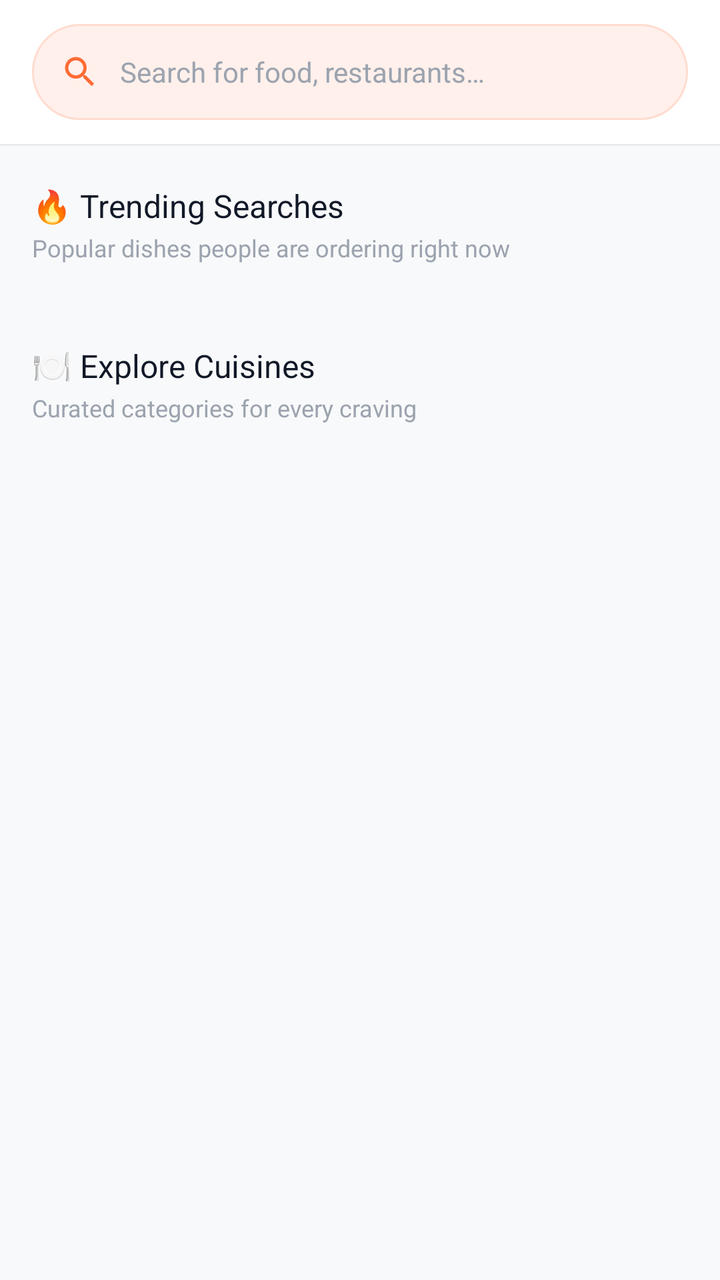
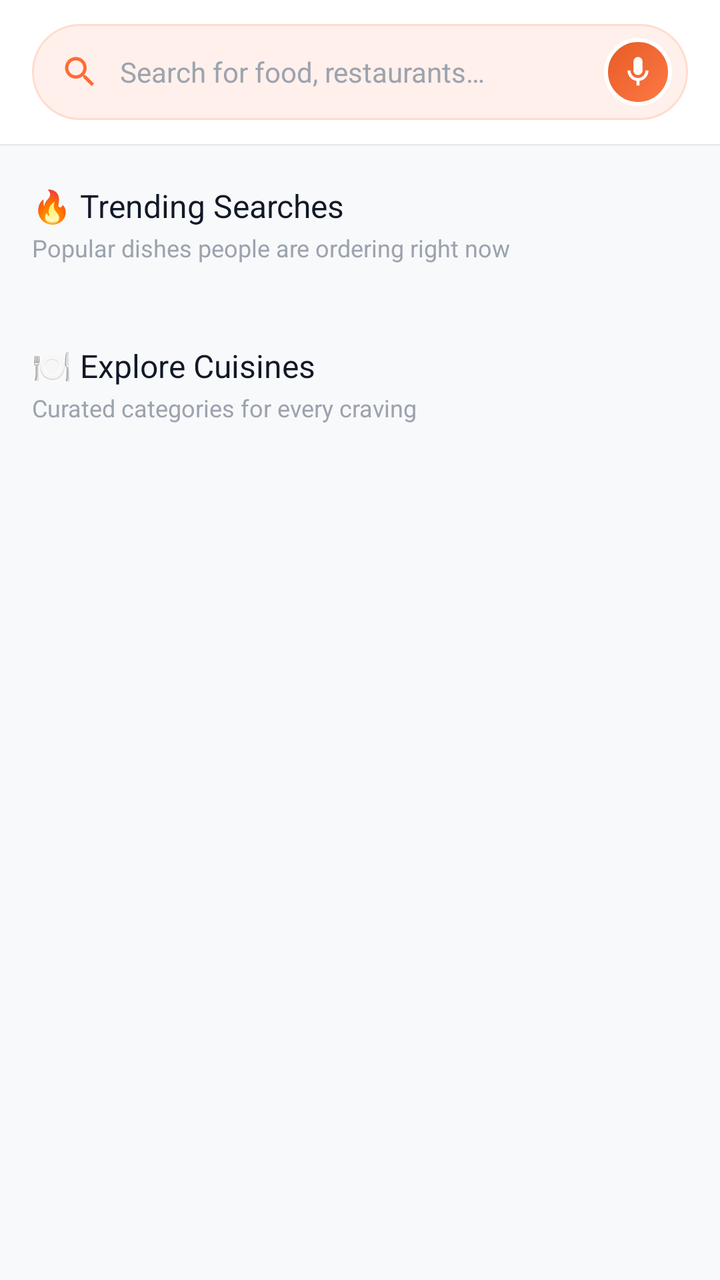

Compare the two renders of this Android layout. The source of the first and the diff that turns it into the second are given below.
<!-- AndroidManifest.xml: application theme Theme.AKRHunger -->
<!-- res/layout/fragment_search.xml -->
<?xml version="1.0" encoding="utf-8"?>
<LinearLayout xmlns:android="http://schemas.android.com/apk/res/android"
    xmlns:app="http://schemas.android.com/apk/res-auto"
    android:layout_width="match_parent"
    android:layout_height="match_parent"
    android:background="@color/background"
    android:orientation="vertical">

    
    <LinearLayout
        android:layout_width="match_parent"
        android:layout_height="wrap_content"
        android:background="@color/surface"
        android:elevation="1dp"
        android:gravity="center_vertical"
        android:orientation="horizontal"
        android:paddingHorizontal="16dp"
        android:paddingTop="12dp"
        android:paddingBottom="12dp">

        <FrameLayout
            android:id="@+id/btn_back"
            android:layout_width="40dp"
            android:layout_height="40dp"
            android:background="@drawable/bg_icon_circle_gray"
            android:clickable="true"
            android:focusable="true"
            android:foreground="?attr/selectableItemBackgroundBorderless"
            android:visibility="gone">

            <ImageView
                android:layout_width="20dp"
                android:layout_height="20dp"
                android:layout_gravity="center"
                android:src="@drawable/ic_back"
                android:tint="@color/text_primary" />
        </FrameLayout>

        
        <LinearLayout
            android:layout_width="0dp"
            android:layout_height="48dp"
            android:layout_weight="1"
            android:background="@drawable/bg_pill_soft"
            android:gravity="center_vertical"
            android:orientation="horizontal"
            android:paddingHorizontal="14dp">

            <ImageView
                android:layout_width="20dp"
                android:layout_height="20dp"
                android:src="@drawable/ic_search"
                android:tint="@color/primary" />

            <EditText
                android:id="@+id/et_search"
                android:layout_width="0dp"
                android:layout_height="match_parent"
                android:layout_marginStart="10dp"
                android:layout_weight="1"
                android:background="@null"
                android:fontFamily="sans-serif"
                android:hint="@string/search_hint"
                android:imeOptions="actionSearch"
                android:inputType="text"
                android:maxLines="1"
                android:textColor="@color/text_primary"
                android:textColorHint="@color/text_hint"
                android:textSize="14sp" />

            <ImageView
                android:id="@+id/btn_clear"
                android:layout_width="22dp"
                android:layout_height="22dp"
                android:background="?attr/selectableItemBackgroundBorderless"
                android:clickable="true"
                android:focusable="true"
                android:padding="2dp"
                android:src="@drawable/ic_back"
                android:tint="@color/text_hint"
                android:visibility="gone" />
        </LinearLayout>
    </LinearLayout>

    
    <androidx.core.widget.NestedScrollView
        android:layout_width="match_parent"
        android:layout_height="0dp"
        android:layout_weight="1"
        android:overScrollMode="never">

        <LinearLayout
            android:layout_width="match_parent"
            android:layout_height="wrap_content"
            android:orientation="vertical"
            android:paddingBottom="32dp">

            
            <LinearLayout
                android:id="@+id/trending_section"
                android:layout_width="match_parent"
                android:layout_height="wrap_content"
                android:layout_marginTop="20dp"
                android:orientation="vertical"
                android:paddingHorizontal="16dp">

                <TextView
                    android:layout_width="wrap_content"
                    android:layout_height="wrap_content"
                    android:fontFamily="sans-serif-bold"
                    android:text="🔥 Trending Searches"
                    android:textColor="@color/text_primary"
                    android:textSize="16sp" />

                <TextView
                    android:layout_width="wrap_content"
                    android:layout_height="wrap_content"
                    android:layout_marginTop="2dp"
                    android:fontFamily="sans-serif"
                    android:text="Popular dishes people are ordering right now"
                    android:textColor="@color/text_hint"
                    android:textSize="12sp" />

                <com.google.android.material.chip.ChipGroup
                    android:id="@+id/chip_group_trending"
                    android:layout_width="match_parent"
                    android:layout_height="wrap_content"
                    android:layout_marginTop="12dp"
                    app:chipSpacingHorizontal="8dp"
                    app:chipSpacingVertical="8dp" />
            </LinearLayout>

            
            <LinearLayout
                android:id="@+id/cuisines_section"
                android:layout_width="match_parent"
                android:layout_height="wrap_content"
                android:layout_marginTop="28dp"
                android:orientation="vertical"
                android:paddingHorizontal="16dp">

                <TextView
                    android:layout_width="wrap_content"
                    android:layout_height="wrap_content"
                    android:fontFamily="sans-serif-bold"
                    android:text="🍽️ Explore Cuisines"
                    android:textColor="@color/text_primary"
                    android:textSize="16sp" />

                <TextView
                    android:layout_width="wrap_content"
                    android:layout_height="wrap_content"
                    android:layout_marginTop="2dp"
                    android:fontFamily="sans-serif"
                    android:text="Curated categories for every craving"
                    android:textColor="@color/text_hint"
                    android:textSize="12sp" />

                <androidx.recyclerview.widget.RecyclerView
                    android:id="@+id/rv_cuisines"
                    android:layout_width="match_parent"
                    android:layout_height="wrap_content"
                    android:layout_marginTop="14dp"
                    android:nestedScrollingEnabled="false" />
            </LinearLayout>

            
            <LinearLayout
                android:id="@+id/results_section"
                android:layout_width="match_parent"
                android:layout_height="wrap_content"
                android:orientation="vertical"
                android:visibility="gone">

                <LinearLayout
                    android:layout_width="match_parent"
                    android:layout_height="wrap_content"
                    android:gravity="center_vertical"
                    android:orientation="horizontal"
                    android:paddingHorizontal="16dp"
                    android:paddingTop="16dp"
                    android:paddingBottom="8dp">

                    <TextView
                        android:id="@+id/tv_results_count"
                        android:layout_width="wrap_content"
                        android:layout_height="wrap_content"
                        android:background="@drawable/bg_pill_soft"
                        android:fontFamily="sans-serif-medium"
                        android:paddingHorizontal="12dp"
                        android:paddingVertical="4dp"
                        android:textColor="@color/primary"
                        android:textSize="12sp" />
                </LinearLayout>

                <androidx.recyclerview.widget.RecyclerView
                    android:id="@+id/rv_results"
                    android:layout_width="match_parent"
                    android:layout_height="wrap_content"
                    android:clipToPadding="false"
                    android:nestedScrollingEnabled="false"
                    android:paddingHorizontal="8dp" />
            </LinearLayout>

        </LinearLayout>
    </androidx.core.widget.NestedScrollView>
</LinearLayout>
<!-- resources referenced by this layout -->
<resources>
  <color name="background">#F8F9FA</color>
  <color name="primary">#FF6B35</color>
  <color name="surface">#FFFFFF</color>
  <color name="text_hint">#9CA3AF</color>
  <color name="text_primary">#111827</color>
  <!-- drawable bg_icon_circle_gray (drawable) -->
  <?xml version="1.0" encoding="utf-8"?>
  <shape xmlns:android="http://schemas.android.com/apk/res/android"
      android:shape="oval">
      <solid android:color="@color/surface_variant" />
  </shape>
  <!-- drawable ic_back (drawable) -->
  <vector xmlns:android="http://schemas.android.com/apk/res/android"
      android:width="24dp"
      android:height="24dp"
      android:viewportWidth="24"
      android:viewportHeight="24">
      <path
          android:fillColor="#FF000000"
          android:pathData="M20,11H7.83l5.59,-5.59L12,4l-8,8 8,8 1.41,-1.41L7.83,13H20v-2z"/>
  </vector>
  <string name="search_hint">Search for food, restaurants…</string>
  <color name="surface_variant">#F3F4F6</color>
  <color name="primary_15">#26FF6B35</color>
  <color name="primary_tint">#FFF0EB</color>
  <color name="primary_tint_border">#FFDCD0</color>
  <color name="primary_dark">#E55A25</color>
  <color name="on_primary">#FFFFFF</color>
  <color name="secondary">#F59E0B</color>
  <color name="on_secondary">#111827</color>
  <color name="on_surface">#111827</color>
  <style name="ThemeOverlay.AKR.MaterialAlertDialog" parent="ThemeOverlay.Material3.MaterialAlertDialog">
          <item name="shapeAppearance">@style/ShapeAppearance.AKR.Dialog</item>
          <item name="shapeAppearanceOverlay">@style/ShapeAppearance.AKR.Dialog</item>
          <item name="colorSurface">@color/surface</item>
          <item name="android:backgroundDimAmount">0.5</item>
      </style>
  <style name="ThemeOverlay.AKR.BottomSheetDialog" parent="ThemeOverlay.Material3.BottomSheetDialog">
          <item name="bottomSheetStyle">@style/Widget.AKR.BottomSheet</item>
      </style>
  <style name="ShapeAppearance.AKR.Dialog" parent="">
          <item name="cornerFamily">rounded</item>
          <item name="cornerSize">24dp</item>
      </style>
  <style name="Widget.AKR.BottomSheet" parent="Widget.Material3.BottomSheet">
          <item name="shapeAppearanceOverlay">@style/ShapeAppearance.AKR.BottomSheet</item>
          <item name="backgroundTint">@color/surface</item>
      </style>
  <style name="ShapeAppearance.AKR.BottomSheet" parent="">
          <item name="cornerFamily">rounded</item>
          <item name="cornerSizeTopLeft">28dp</item>
          <item name="cornerSizeTopRight">28dp</item>
      </style>
  <!-- unchanged entries left out for length: 3 -->
</resources>

<!-- the commit's change to res/layout/fragment_search.xml (unified diff, before → after) -->
@@ -44,7 +44,8 @@
             android:background="@drawable/bg_pill_soft"
             android:gravity="center_vertical"
             android:orientation="horizontal"
-            android:paddingHorizontal="14dp">
+            android:paddingStart="14dp"
+            android:paddingEnd="8dp">
 
             <ImageView
                 android:layout_width="20dp"
@@ -72,13 +73,31 @@
                 android:id="@+id/btn_clear"
                 android:layout_width="22dp"
                 android:layout_height="22dp"
+                android:layout_marginEnd="6dp"
                 android:background="?attr/selectableItemBackgroundBorderless"
                 android:clickable="true"
                 android:focusable="true"
                 android:padding="2dp"
-                android:src="@drawable/ic_back"
+                android:src="@drawable/ic_close"
                 android:tint="@color/text_hint"
                 android:visibility="gone" />
+
+            <FrameLayout
+                android:id="@+id/btn_voice_search"
+                android:layout_width="34dp"
+                android:layout_height="34dp"
+                android:background="@drawable/bg_voice_mic_button"
+                android:clickable="true"
+                android:focusable="true"
+                android:foreground="?attr/selectableItemBackgroundBorderless">
+
+                <ImageView
+                    android:layout_width="18dp"
+                    android:layout_height="18dp"
+                    android:layout_gravity="center"
+                    android:src="@drawable/ic_mic"
+                    android:tint="@color/on_primary" />
+            </FrameLayout>
         </LinearLayout>
     </LinearLayout>
 
<!-- resource entries referenced after the edit -->
@@ -11,6 +11,23 @@
       android:shape="oval">
       <solid android:color="@color/surface_variant" />
   </shape>
+  <!-- drawable bg_voice_mic_button (drawable) -->
+  <?xml version="1.0" encoding="utf-8"?>
+  <ripple xmlns:android="http://schemas.android.com/apk/res/android"
+      android:color="#40FFFFFF">
+      <item>
+          <shape android:shape="oval">
+              <gradient
+                  android:angle="135"
+                  android:startColor="#FF7A45"
+                  android:endColor="#E55A25"
+                  android:type="linear" />
+              <stroke
+                  android:width="2dp"
+                  android:color="#FFFFFFFF" />
+          </shape>
+      </item>
+  </ripple>
   <!-- drawable ic_back (drawable) -->
   <vector xmlns:android="http://schemas.android.com/apk/res/android"
       android:width="24dp"
@@ -20,6 +37,26 @@
       <path
           android:fillColor="#FF000000"
           android:pathData="M20,11H7.83l5.59,-5.59L12,4l-8,8 8,8 1.41,-1.41L7.83,13H20v-2z"/>
+  </vector>
+  <!-- drawable ic_close (drawable) -->
+  <vector xmlns:android="http://schemas.android.com/apk/res/android"
+      android:width="24dp"
+      android:height="24dp"
+      android:viewportWidth="24"
+      android:viewportHeight="24">
+      <path
+          android:fillColor="#FFFFFFFF"
+          android:pathData="M19,6.41L17.59,5 12,10.59 6.41,5 5,6.41 10.59,12 5,17.59 6.41,19 12,13.41 17.59,19 19,17.59 13.41,12z" />
+  </vector>
+  <!-- drawable ic_mic (drawable) -->
+  <vector xmlns:android="http://schemas.android.com/apk/res/android"
+      android:width="24dp"
+      android:height="24dp"
+      android:viewportWidth="24"
+      android:viewportHeight="24">
+      <path
+          android:fillColor="#FFFFFFFF"
+          android:pathData="M12,14c1.66,0 3,-1.34 3,-3V5c0,-1.66 -1.34,-3 -3,-3S9,3.34 9,5v6c0,1.66 1.34,3 3,3zm5,-3c0,2.76 -2.24,5 -5,5s-5,-2.24 -5,-5H5c0,3.53 2.61,6.43 6,6.92V21h2v-3.08c3.39,-0.49 6,-3.39 6,-6.92h-2z" />
   </vector>
   <string name="search_hint">Search for food, restaurants…</string>
   <color name="surface_variant">#F3F4F6</color>
